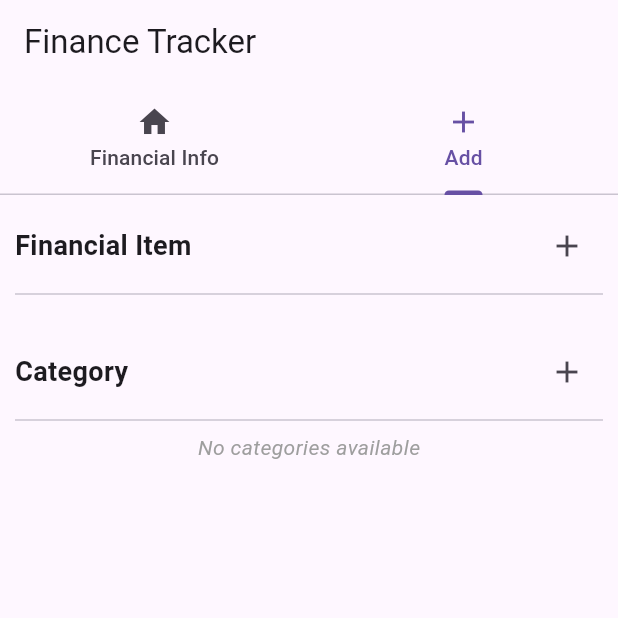
After one commit to umuttopalak/finance_tracking, a Flutter app: the screen it shows after launch, tab 2 chosen, on a phone screen of 412 x 824 dp, the top half of it. The commit adds this screen. Run offline on Flutter 3.47's test engine with Material 3 defaults, Android fonts, the phone set to English and light mode, and no system bars; our stand-ins replace firebase_core, firebase_messaging; accounts and stored records are empty; network calls fail.

Commit message:
add tab created

```diff
--- a/lib/screens/home_screen.dart
+++ b/lib/screens/home_screen.dart
@@ -1,21 +1,27 @@
+import 'package:finance_tracking/services/category.dart';
 import 'package:finance_tracking/widgets/app_scaffold.dart';
 import 'package:finance_tracking/widgets/home_content.dart';
 import 'package:flutter/material.dart';
 
 import '../main.dart';
 import '../services/income.dart';
+import '../widgets/add_content.dart';
 
 class HomeScreen extends StatefulWidget {
   const HomeScreen({super.key, required this.title});
   final String title;
 
   @override
+  // ignore: library_private_types_in_public_api
   _HomeScreenState createState() => _HomeScreenState();
 }
 
 class _HomeScreenState extends State<HomeScreen>
     with SingleTickerProviderStateMixin {
   List<String> incomeItems = [];
+  List<String> expenseItems = [];
+  List<String> categories = [];
+
   late TabController _tabController;
 
   @override
@@ -24,6 +30,8 @@ class _HomeScreenState extends State<HomeScreen>
     _tabController = TabController(length: 2, vsync: this);
     _tabController.addListener(_handleTabSelection);
     _loadIncomeItems();
+    _loadExpenseItems();
+    _loadCategories();
     configureFirebaseMessaging();
   }
 
@@ -35,18 +43,41 @@ class _HomeScreenState extends State<HomeScreen>
   }
 
   void _handleTabSelection() {
-    if (_tabController.indexIsChanging) {
+    setState(() {
       if (_tabController.index == 0) {
         _loadIncomeItems();
+        _loadExpenseItems();
+      } else if (_tabController.index == 1) {
+        _loadCategories();
       }
+    });
+  }
+
+  Future<void> _loadIncomeItems() async {
+    final items = await checkPayments(context, type: 'income');
+    if (mounted) {
+      setState(() {
+        incomeItems = items;
+      });
     }
   }
 
-  Future<void> _loadIncomeItems() async {
-    final items = await checkPayments(context);
-    setState(() {
-      incomeItems = items;
-    });
+  Future<void> _loadExpenseItems() async {
+    final items = await checkPayments(context, type: 'expense');
+    if (mounted) {
+      setState(() {
+        expenseItems = items;
+      });
+    }
+  }
+
+  Future<void> _loadCategories() async {
+    final items = await getCategories(context);
+    if (mounted) {
+      setState(() {
+        categories = items;
+      });
+    }
   }
 
   @override
@@ -54,14 +85,14 @@ class _HomeScreenState extends State<HomeScreen>
     return AppScaffold(
       title: widget.title,
       tabs: const [
-        Tab(icon: Icon(Icons.home), text: 'Home'),
-        Tab(icon: Icon(Icons.add), text: 'Add Transaction'),
-        // Tab(icon: Icon(Icons.abc), text: 'Deneme')
+        Tab(icon: Icon(Icons.home), text: 'Financial Info'),
+        Tab(icon: Icon(Icons.add), text: 'Add'),
       ],
       tabViews: [
-        HomeContent(items: incomeItems),
-        HomeContent(items: []),
-        // HomeContent(items: [])
+        HomeContent(incomeItems: incomeItems, expenseItems: expenseItems),
+        AddContent(
+          categories: categories,
+        )
       ],
       tabController: _tabController,
     );
--- /dev/null
+++ b/lib/services/category.dart
@@ -0,0 +1,47 @@
+import 'dart:convert';
+
+import 'package:flutter/material.dart';
+import 'package:http/http.dart' as http;
+
+Future<void> postCategory(BuildContext context, {required String name}) async {
+  final url = Uri.parse('https://umuttopalak.pythonanywhere.com/categories/');
+  final headers = {'Content-Type': 'application/json'};
+  final body = json.encode({'name': name});
+
+  final response = await http.post(url, headers: headers, body: body);
+
+  if (response.statusCode == 201 || response.statusCode == 200) {
+    // showMessage(context, "Category Created Successfully");
+  } else {
+    // showMessage(context, "Failed To Create Category");
+  }
+}
+
+Future<List<String>> getCategories(BuildContext context) async {
+  final url = Uri.parse('https://umuttopalak.pythonanywhere.com/categories/');
+  final response = await http.get(url);
+
+  if (response.statusCode == 200) {
+    final Map<String, dynamic> responseData = json.decode(response.body);
+    final List<dynamic> items = responseData['categories'];
+
+    return items.map((item) => item['name'].toString()).toList();
+  } else {
+    throw Exception('Failed to load categories');
+  }
+}
+
+Future<List<Map<String, dynamic>>> getCategoriesData(
+    BuildContext context) async {
+  final url = Uri.parse('https://umuttopalak.pythonanywhere.com/categories/');
+  final response = await http.get(url);
+
+  if (response.statusCode == 200) {
+    final Map<String, dynamic> responseData = json.decode(response.body);
+    final List<dynamic> items = responseData['categories'];
+
+    return List<Map<String, dynamic>>.from(items);
+  } else {
+    throw Exception('Failed to load categories');
+  }
+}
--- /dev/null
+++ b/lib/widgets/add_container.dart
@@ -0,0 +1,93 @@
+import 'package:finance_tracking/widgets/show_message.dart';
+import 'package:flutter/material.dart';
+
+class AddContainer extends StatelessWidget {
+  final List<String>? categories;
+  final List<String>? financialItems;
+
+  const AddContainer({
+    super.key,
+    this.categories,
+    this.financialItems,
+  });
+
+  @override
+  Widget build(BuildContext context) {
+    return Column(
+      children: [addFinancialItemDialog(context), addCategoryDialog(context)],
+    );
+  }
+
+  Container addCategoryDialog(BuildContext context) {
+    return Container(
+      margin: const EdgeInsets.all(10),
+      child: Column(
+        crossAxisAlignment: CrossAxisAlignment.start,
+        children: [
+          Row(
+            mainAxisAlignment: MainAxisAlignment.spaceBetween,
+            children: [
+              const Text(
+                "Category",
+                style: TextStyle(fontWeight: FontWeight.bold, fontSize: 18),
+              ),
+              IconButton(
+                icon: const Icon(Icons.add),
+                onPressed: () {
+                  showAddCategoryDialog(context);
+                },
+              ),
+            ],
+          ),
+          const Divider(thickness: 1),
+          if (categories != null && categories!.isNotEmpty)
+            Column(
+              crossAxisAlignment: CrossAxisAlignment.start,
+              children: categories!.map((item) {
+                return Row(
+                  children: [
+                    Text(item),
+                  ],
+                );
+              }).toList(),
+            ),
+          if (categories == null || categories!.isEmpty)
+            const Center(
+              child: Text(
+                'No categories available',
+                style:
+                    TextStyle(fontStyle: FontStyle.italic, color: Colors.grey),
+              ),
+            ),
+        ],
+      ),
+    );
+  }
+
+  Container addFinancialItemDialog(BuildContext context) {
+    return Container(
+      margin: const EdgeInsets.all(10),
+      child: Column(
+        crossAxisAlignment: CrossAxisAlignment.start,
+        children: [
+          Row(
+            mainAxisAlignment: MainAxisAlignment.spaceBetween,
+            children: [
+              const Text(
+                "Financial Item",
+                style: TextStyle(fontWeight: FontWeight.bold, fontSize: 18),
+              ),
+              IconButton(
+                icon: const Icon(Icons.add),
+                onPressed: () {
+                  showAddFinancialItemDialog(context);
+                },
+              ),
+            ],
+          ),
+          const Divider(thickness: 1)
+        ],
+      ),
+    );
+  }
+}
--- /dev/null
+++ b/lib/widgets/add_content.dart
@@ -0,0 +1,24 @@
+import 'package:finance_tracking/widgets/add_container.dart';
+import 'package:flutter/material.dart';
+
+class AddContent extends StatelessWidget {
+  final List<String> categories;
+
+  const AddContent(
+      {super.key, required this.categories});
+
+  @override
+  Widget build(BuildContext context) {
+    return SingleChildScrollView(
+      child: Column(
+        mainAxisAlignment: MainAxisAlignment.start,
+        crossAxisAlignment: CrossAxisAlignment.start,
+        children: [
+          AddContainer(
+            categories: categories,
+          ),
+        ],
+      ),
+    );
+  }
+}
--- a/lib/widgets/app_scaffold.dart
+++ b/lib/widgets/app_scaffold.dart
@@ -7,12 +7,12 @@ class AppScaffold extends StatelessWidget {
   final TabController? tabController;
 
   const AppScaffold({
-    Key? key,
+    super.key,
     required this.title,
     required this.tabs,
     required this.tabViews,
     this.tabController,
-  }) : super(key: key);
+  });
 
   @override
   Widget build(BuildContext context) {
--- a/pubspec.yaml
+++ b/pubspec.yaml
@@ -39,6 +39,7 @@ dependencies:
   firebase_core: ^3.0.0
   firebase_messaging: ^15.0.0
   firebase_analytics: ^11.0.0
+  intl: ^0.19.0
 
 dev_dependencies:
   flutter_test:
```
Also changed, not shown: lib/main.dart (+5 -17 lines), lib/services/financial_item.dart (added, +30 -0 lines), lib/services/income.dart (+13 -26 lines), lib/widgets/home_container.dart (+5 -14 lines), lib/widgets/home_content.dart (+13 -14 lines), lib/widgets/show_message.dart (added, +251 -0 lines), pubspec.lock.
